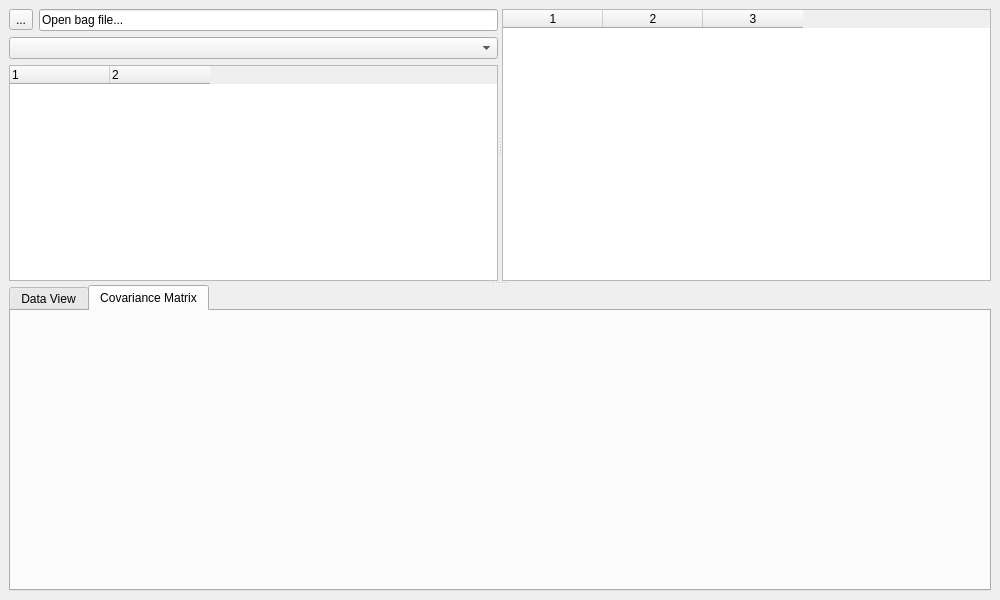
Above: src/gui/form_main.ui from pcdangio/ros-noise_analysis before the change. Below: the same form after it.
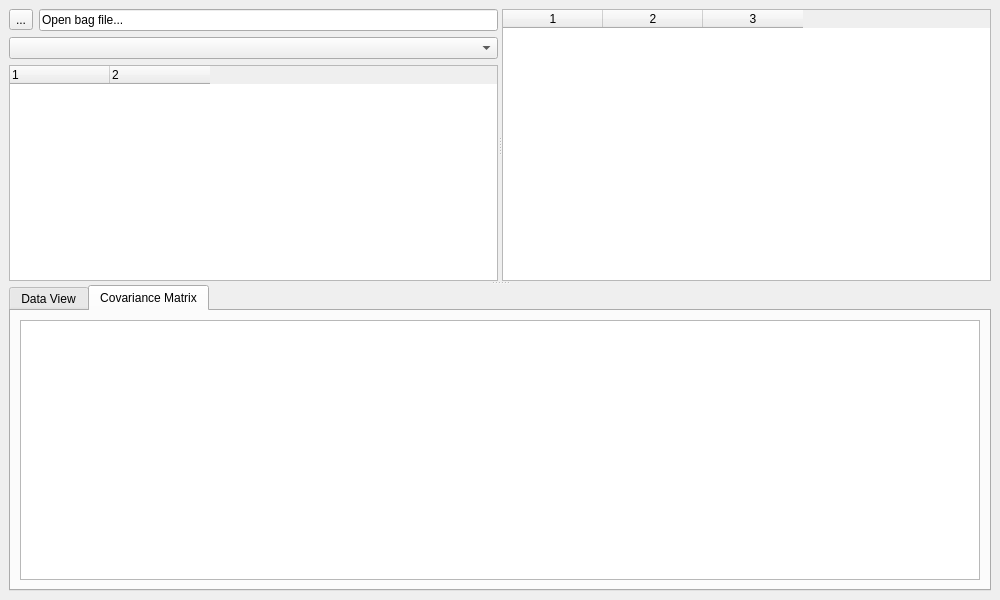
That is the form after the change. The open tabs and pages were chosen to show the change. Icons and pictures are not drawn. Custom widgets are drawn as their Qt base class.

Commit message: initial functioning commit of covariance worker

Patch:
```diff
--- a/src/gui/form_main.ui
+++ b/src/gui/form_main.ui
@@ -223,6 +223,15 @@
         <attribute name="title">
          <string>Covariance Matrix</string>
         </attribute>
+        <layout class="QGridLayout" name="gridLayout_2">
+         <item row="0" column="0">
+          <layout class="QHBoxLayout" name="layout_covariance">
+           <item>
+            <widget class="QTableWidget" name="table_covariance"/>
+           </item>
+          </layout>
+         </item>
+        </layout>
        </widget>
       </widget>
      </widget>
```
The commit also changes 5 other files.
